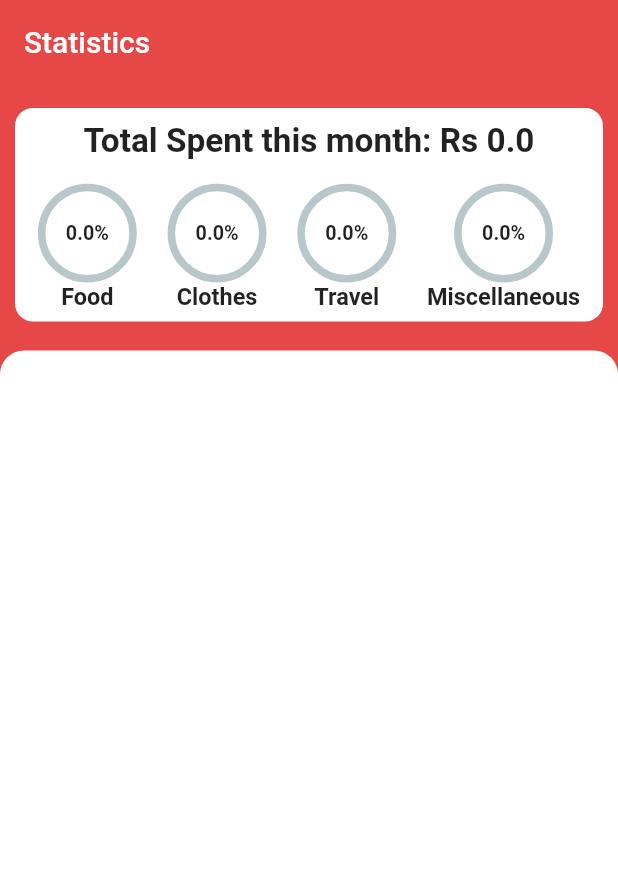
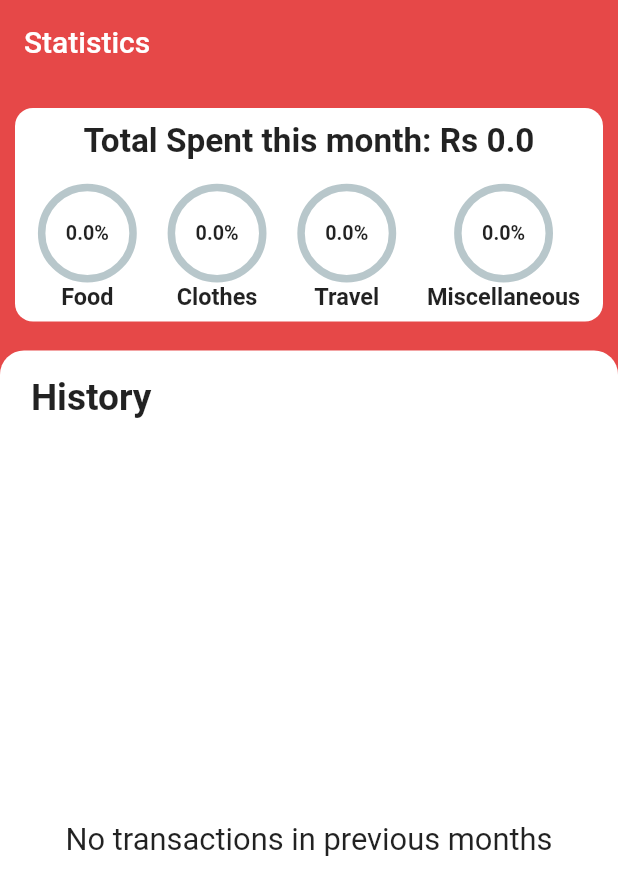
Before and after one commit to srinjoyghosh-bot/budget_app, a Flutter app: the StatsScreen screen opened directly, on a phone screen of 412 x 824 dp. Shown: the top 895 px of the screen. Run offline on Flutter 3.47's test engine with Material 2 defaults, Android fonts, the phone set to English and light mode, and no system bars; drawn by our look-alikes of percent_indicator; our stand-ins replace calendar_timeline, dio, get_it, motion_toast, shared_preferences; accounts and stored records are empty.

Commit message:
add history and integrate history api

```diff
--- /dev/null
+++ b/lib/models/transaction_history.dart
@@ -0,0 +1,14 @@
+class TransactionHistory {
+  String month, year;
+  double total, food, clothes, travel, miscellaneous;
+
+  TransactionHistory({
+    required this.month,
+    required this.year,
+    required this.total,
+    required this.food,
+    required this.clothes,
+    required this.travel,
+    required this.miscellaneous,
+  });
+}
--- a/lib/view_models/main_viewmodel.dart
+++ b/lib/view_models/main_viewmodel.dart
@@ -1,5 +1,6 @@
 import 'package:budget_app/constants/enums.dart';
 import 'package:budget_app/models/transaction.dart';
+import 'package:budget_app/models/transaction_history.dart';
 import 'package:budget_app/services/transaction_service.dart';
 import 'package:budget_app/view_models/base_viewmodel.dart';
 
@@ -16,6 +17,7 @@ class MainViewModel extends BaseViewModel {
   List<Transaction>? _todaysTransactions;
   List<Transaction>? _transactionsBody;
   List<Transaction>? _monthlyTransactions;
+  List<TransactionHistory>? _history;
   double _total = 0, _food = 0, _clothes = 0, _travel = 0, _miscellaneous = 0;
   int pageIndex = 0;
 
@@ -93,6 +95,8 @@ class MainViewModel extends BaseViewModel {
   List<Transaction>? get body => [...?_transactionsBody];
 
   List<Transaction>? get monthly => [...?_monthlyTransactions];
+
+  List<TransactionHistory>? get history => [...?_history];
 
   DateTime get selectedDate => _selectedDate;
 
@@ -184,4 +188,14 @@ class MainViewModel extends BaseViewModel {
 
     return false;
   }
+
+  Future<bool> fetchHistory() async {
+    String id = _storageService.currentUserId;
+    final result = await _transactionService.history(id);
+    if (result['status'] == 200) {
+      _history = result['history'];
+      return true;
+    }
+    return false;
+  }
 }
--- a/lib/views/stats_screen.dart
+++ b/lib/views/stats_screen.dart
@@ -1,5 +1,6 @@
 import 'package:budget_app/view_models/main_viewmodel.dart';
 import 'package:budget_app/views/widgets/expenditure_summary_tile.dart';
+import 'package:budget_app/views/widgets/transaction_history_tile.dart';
 import 'package:flutter/material.dart';
 import 'package:provider/provider.dart';
 
@@ -47,6 +48,57 @@ class _StatsScreenState extends State<StatsScreen> {
             ),
             padding: EdgeInsets.symmetric(
                 horizontal: SizeConfig.blockSizeHorizontal * 5),
+            child: Column(
+              crossAxisAlignment: CrossAxisAlignment.start,
+              children: [
+                SizedBox(height: SizeConfig.blockSizeVertical * 2),
+                Text(
+                  'History',
+                  style: TextStyle(
+                      fontWeight: FontWeight.bold,
+                      fontSize: SizeConfig.blockSizeVertical * 3),
+                ),
+                SizedBox(height: SizeConfig.blockSizeVertical * 2),
+                _model.history == null
+                    ? const CircularProgressIndicator()
+                    : _model.history!.isEmpty
+                        ? Expanded(
+                            child: Center(
+                              child: Text(
+                                'No transactions in previous months',
+                                style: TextStyle(
+                                    fontSize:
+                                        SizeConfig.blockSizeVertical * 2.5),
+                              ),
+                            ),
+                          )
+                        : Expanded(
+                            child: Padding(
+                              padding: EdgeInsets.symmetric(
+                                  horizontal:
+                                      SizeConfig.blockSizeHorizontal * 5),
+                              child: ListView.builder(
+                                itemBuilder: (context, index) =>
+                                    TransactionHistoryTile(
+                                  budget: _model.budget ?? '0',
+                                  transaction: _model.history![index],
+                                ),
+                                itemCount: _model.history!.length,
+                              ),
+                            ),
+                          )
+                // TransactionHistoryTile(
+                //     transaction: TransactionHistory(
+                //         month: 'September',
+                //         year: '2022',
+                //         total: 1400,
+                //         food: 70,
+                //         clothes: 1200,
+                //         travel: 30,
+                //         miscellaneous: 100),
+                //     budget: '2000'),
+              ],
+            ),
           )),
         ],
       ),
--- /dev/null
+++ b/lib/views/widgets/circular_indicator.dart
@@ -0,0 +1,48 @@
+import 'package:flutter/material.dart';
+import 'package:percent_indicator/circular_percent_indicator.dart';
+
+import '../../size_config.dart';
+
+class CircularIndicator extends StatelessWidget {
+  const CircularIndicator(
+      {Key? key,
+      required this.value,
+      required this.total,
+      required this.color,
+      required this.title})
+      : super(key: key);
+  final double value, total;
+  final Color color;
+  final String title;
+
+  @override
+  Widget build(BuildContext context) {
+    return CircularPercentIndicator(
+      radius: SizeConfig.blockSizeVertical * 4,
+      lineWidth: 5.0,
+      animation: true,
+      percent: total == 0
+          ? 0
+          : (value / total) > 1
+              ? 1
+              : (value / total),
+      center: Text(
+        "${((total == 0 ? 0 : value / total) * 100).toStringAsFixed(1)}%",
+        style: TextStyle(
+            fontWeight: FontWeight.bold,
+            fontSize: SizeConfig.blockSizeVertical * 1.6),
+      ),
+      footer: FittedBox(
+        fit: BoxFit.scaleDown,
+        child: Text(
+          title,
+          style: TextStyle(
+              fontWeight: FontWeight.bold,
+              fontSize: SizeConfig.blockSizeVertical * 1.9),
+        ),
+      ),
+      circularStrokeCap: CircularStrokeCap.round,
+      progressColor: color,
+    );
+  }
+}
--- a/lib/views/widgets/expenditure_summary_tile.dart
+++ b/lib/views/widgets/expenditure_summary_tile.dart
@@ -1,6 +1,6 @@
 import 'package:budget_app/size_config.dart';
+import 'package:budget_app/views/widgets/circular_indicator.dart';
 import 'package:flutter/material.dart';
-import 'package:percent_indicator/circular_percent_indicator.dart';
 
 class ExpenditureSummaryTile extends StatelessWidget {
   const ExpenditureSummaryTile(
@@ -51,10 +51,26 @@ class ExpenditureSummaryTile extends StatelessWidget {
           Row(
             mainAxisAlignment: MainAxisAlignment.spaceAround,
             children: [
-              circularIndicator(food, Colors.purple, 'Food'),
-              circularIndicator(clothes, Colors.yellow, 'Clothes'),
-              circularIndicator(travel, Colors.blueAccent, 'Travel'),
-              circularIndicator(miscellaneous, Colors.teal, 'Miscellaneous')
+              CircularIndicator(
+                  value: food,
+                  total: total,
+                  color: Colors.purple,
+                  title: 'Food'),
+              CircularIndicator(
+                  value: clothes,
+                  total: total,
+                  color: Colors.yellow,
+                  title: 'Clothes'),
+              CircularIndicator(
+                  value: travel,
+                  total: total,
+                  color: Colors.blueAccent,
+                  title: 'Travel'),
+              CircularIndicator(
+                  value: miscellaneous,
+                  total: total,
+                  color: Colors.teal,
+                  title: 'Miscellaneous')
             ],
           ),
           // SfCircularChart(
@@ -76,33 +92,33 @@ class ExpenditureSummaryTile extends StatelessWidget {
     );
   }
 
-  Widget circularIndicator(double value, Color color, String title) {
-    return CircularPercentIndicator(
-      radius: SizeConfig.blockSizeVertical * 4,
-      lineWidth: 5.0,
-      animation: true,
-      percent: total == 0
-          ? 0
-          : (value / total) > 1
-              ? 1
-              : (value / total),
-      center: Text(
-        "${((total == 0 ? 0 : value / total) * 100).toStringAsFixed(1)}%",
-        style: TextStyle(
-            fontWeight: FontWeight.bold,
-            fontSize: SizeConfig.blockSizeVertical * 1.6),
-      ),
-      footer: FittedBox(
-        fit: BoxFit.scaleDown,
-        child: Text(
-          title,
-          style: TextStyle(
-              fontWeight: FontWeight.bold,
-              fontSize: SizeConfig.blockSizeVertical * 1.9),
-        ),
-      ),
-      circularStrokeCap: CircularStrokeCap.round,
-      progressColor: color,
-    );
-  }
+// Widget circularIndicator(double value,double total, Color color, String title) {
+//   return CircularPercentIndicator(
+//     radius: SizeConfig.blockSizeVertical * 4,
+//     lineWidth: 5.0,
+//     animation: true,
+//     percent: total == 0
+//         ? 0
+//         : (value / total) > 1
+//             ? 1
+//             : (value / total),
+//     center: Text(
+//       "${((total == 0 ? 0 : value / total) * 100).toStringAsFixed(1)}%",
+//       style: TextStyle(
+//           fontWeight: FontWeight.bold,
+//           fontSize: SizeConfig.blockSizeVertical * 1.6),
+//     ),
+//     footer: FittedBox(
+//       fit: BoxFit.scaleDown,
+//       child: Text(
+//         title,
+//         style: TextStyle(
+//             fontWeight: FontWeight.bold,
+//             fontSize: SizeConfig.blockSizeVertical * 1.9),
+//       ),
+//     ),
+//     circularStrokeCap: CircularStrokeCap.round,
+//     progressColor: color,
+//   );
+// }
 }
```
Also changed, not shown: lib/services/transaction_service.dart (+88 -0 lines), lib/views/widgets/transaction_history_tile.dart (added, +114 -0 lines).
